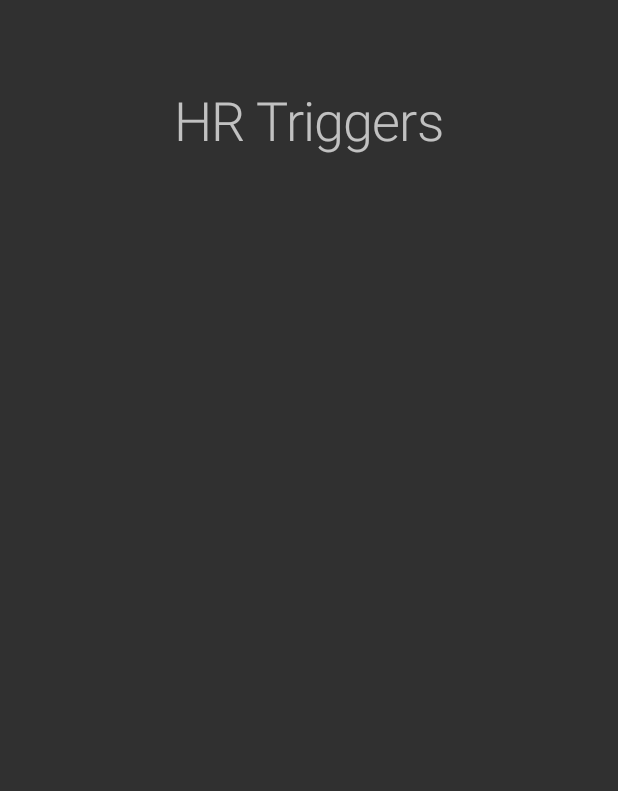
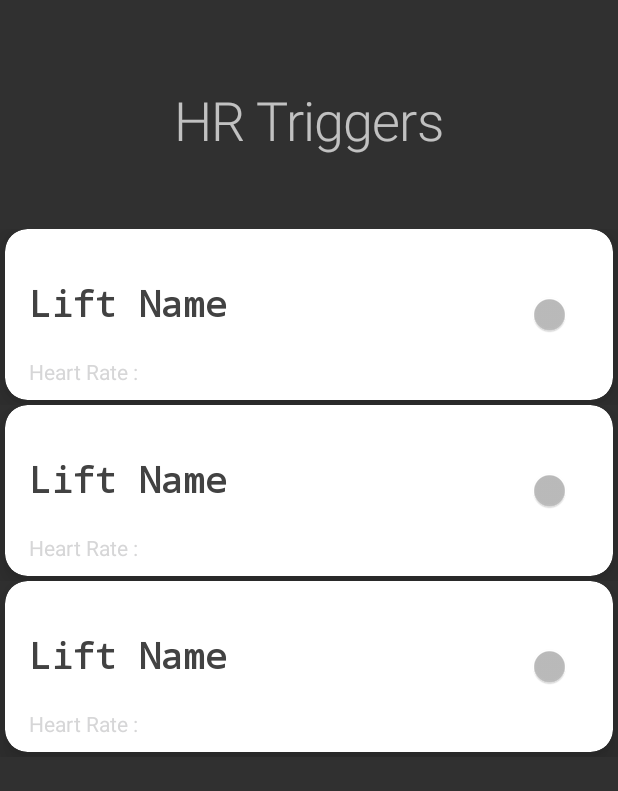
Before and after one commit to Cougargriff/SensorTriggers, an Android app: the layout trigger_view.xml on its own in the app's theme, with its tools: preview values and no code run, on a phone screen of 412 x 824 dp. Shown: the top 791 px of the screen. Run offline under Robolectric (Android 15) with nearby library versions, the phone set to English and light mode, and no system bars.

Commit message:
Auto stash before merge of "master" and "origin/master"

```diff
--- a/app/src/main/res/layout/trigger_cell.xml
+++ b/app/src/main/res/layout/trigger_cell.xml
@@ -3,11 +3,13 @@
     xmlns:app="http://schemas.android.com/apk/res-auto"
     xmlns:tools="http://schemas.android.com/tools"
     android:layout_width="match_parent"
-    android:layout_height="wrap_content">
+    android:layout_height="wrap_content"
+    android:visibility="visible">
 
     <android.support.constraint.ConstraintLayout
         android:layout_width="match_parent"
-        android:layout_height="wrap_content">
+        android:layout_height="wrap_content"
+        android:visibility="visible">
 
         <android.support.v7.widget.CardView
             android:id="@+id/cardView"
@@ -16,6 +18,7 @@
             android:layout_marginStart="3dp"
             android:layout_marginEnd="3dp"
             android:layout_marginBottom="3dp"
+            android:visibility="visible"
             app:cardBackgroundColor="@color/login_color"
             app:cardCornerRadius="15dp"
             app:cardElevation="13dp"
@@ -27,7 +30,8 @@
 
             <android.support.constraint.ConstraintLayout
                 android:layout_width="match_parent"
-                android:layout_height="match_parent">
+                android:layout_height="match_parent"
+                android:visibility="visible">
 
                 <TextView
                     android:id="@+id/hr_num"
--- a/app/src/main/res/layout/trigger_view.xml
+++ b/app/src/main/res/layout/trigger_view.xml
@@ -34,6 +34,7 @@
         app:layout_constraintBottom_toBottomOf="parent"
         app:layout_constraintEnd_toEndOf="parent"
         app:layout_constraintStart_toStartOf="parent"
-        app:layout_constraintTop_toTopOf="parent" />
+        app:layout_constraintTop_toTopOf="parent"
+        tools:listitem="@layout/trigger_cell" />
 
 </android.support.constraint.ConstraintLayout>
```
Also changed, not shown: app/src/main/java/TriggerView.kt (+16 -22 lines), app/src/main/java/WatchComms.kt (+6 -47 lines), app/src/main/res/layout/activity_watch_comms.xml (+0 -24 lines).
